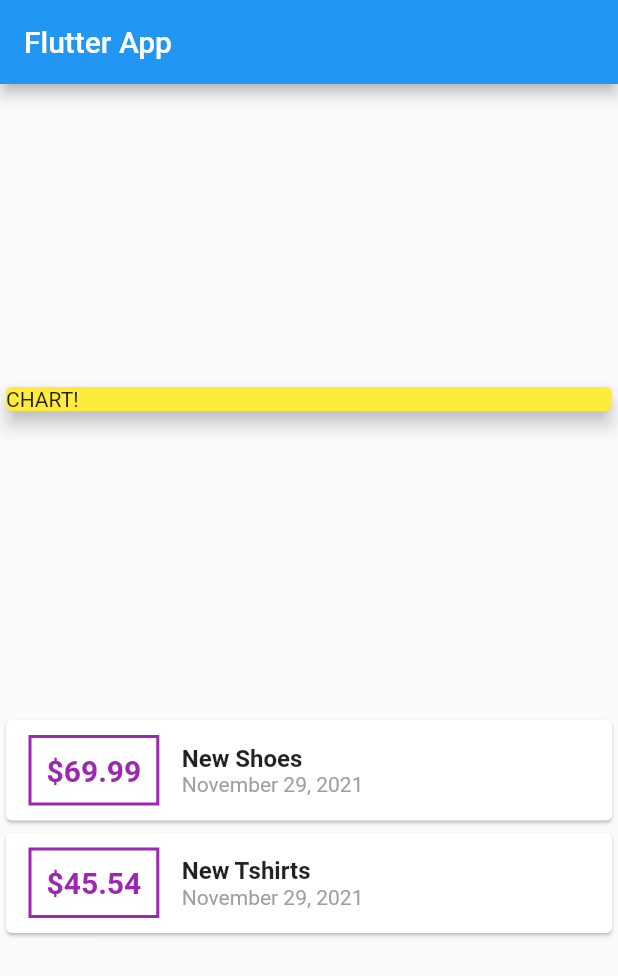
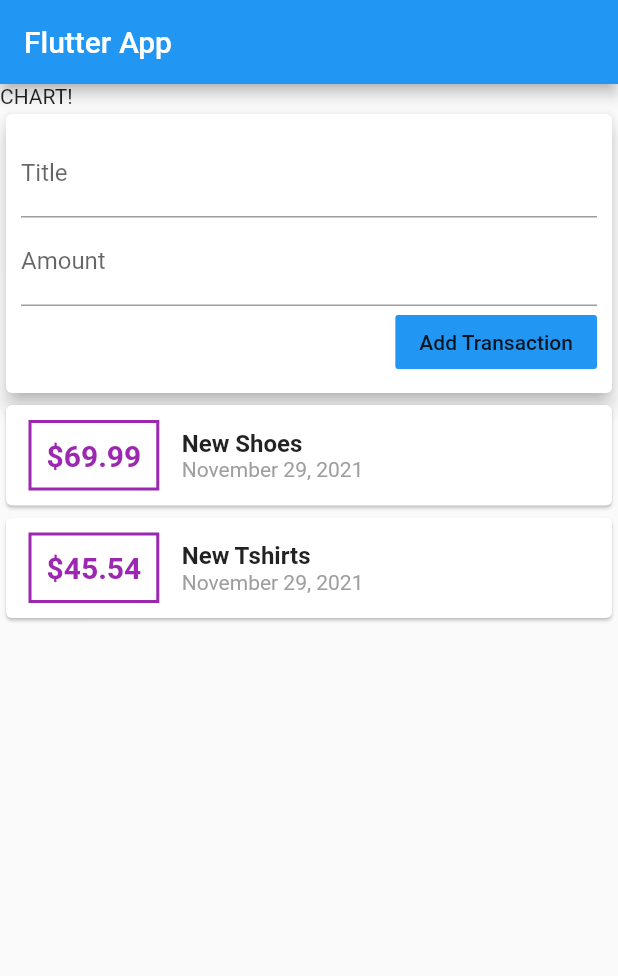
Before and after one commit to Amoghtech/Flutter-made-simple, a Flutter app: the screen it shows after launch, on a phone screen of 412 x 824 dp. Shown: the top 976 px of the screen. Run offline on Flutter 3.47's test engine with Material 2 defaults, Android fonts, the phone set to English and light mode, and no system bars.

Commit message:
Code formatting and state managment

```diff
--- a/daily_expenses_app/lib/main.dart
+++ b/daily_expenses_app/lib/main.dart
@@ -1,6 +1,8 @@
+import 'package:daily_expenses_app/widgets/transaction_list.dart';
+import './widgets/user_transactions.dart';
 import 'package:flutter/material.dart';
-import './transaction.dart';
-import 'package:intl/intl.dart';
+import './widgets/transaction_list.dart';
+import './widgets/new_transaction.dart';
 
 void main() => runApp(MyApp());
 
@@ -15,13 +17,10 @@ class MyApp extends StatelessWidget {
 }
 
 class MyHomePage extends StatelessWidget {
-  final List<Transaction> transactions = [
-    Transaction(
-        id: 't1', title: 'New Shoes', amount: 69.99, date: DateTime.now()),
-    Transaction(
-        id: 't2', title: 'New Tshirts', amount: 45.54, date: DateTime.now())
-  ];
-
+  // String titleinput;
+  // String amountinput;
+  final titlecontroller = TextEditingController();
+  final amountcontroller = TextEditingController();
   @override
   Widget build(BuildContext context) {
     return Scaffold(
@@ -30,52 +29,13 @@ class MyHomePage extends StatelessWidget {
       ),
       body: Column(
         crossAxisAlignment: CrossAxisAlignment.center,
-        mainAxisAlignment: MainAxisAlignment.spaceEvenly,
+        // mainAxisAlignment: MainAxisAlignment.spaceEvenly,
         children: <Widget>[
-          Card(
-            color: Colors.yellow,
-            child: Container(
-              child: Text('CHART!'),
-              width: double.infinity,
-            ),
-            elevation: 5,
+          Container(
+            child: Text('CHART!'),
+            width: double.infinity,
           ),
-          Column(
-            children: transactions.map((transaction) {
-              return Card(
-                child: Row(
-                  children: [
-                    Container(
-                      margin:
-                          EdgeInsets.symmetric(vertical: 10, horizontal: 15),
-                      decoration: BoxDecoration(
-                          border: Border.all(color: Colors.purple, width: 2)),
-                      child: Text(
-                        '\$${transaction.amount}',
-                        style: TextStyle(
-                            fontWeight: FontWeight.bold,
-                            fontSize: 20,
-                            color: Colors.purple),
-                      ),
-                      padding: EdgeInsets.all(10),
-                    ),
-                    Column(
-                      crossAxisAlignment: CrossAxisAlignment.start,
-                      children: [
-                        Text(
-                          transaction.title,
-                          style: TextStyle(
-                              fontSize: 16, fontWeight: FontWeight.bold),
-                        ),
-                        Text(DateFormat.yMMMMd().format(transaction.date),
-                            style: TextStyle(color: Colors.grey))
-                      ],
-                    )
-                  ],
-                ),
-              );
-            }).toList(),
-          )
+          UserTransactions()
         ],
       ),
     );
--- /dev/null
+++ b/daily_expenses_app/lib/widgets/new_transaction.dart
@@ -0,0 +1,44 @@
+import 'package:flutter/material.dart';
+
+class NewTransaction extends StatelessWidget {
+  final titlecontroller = TextEditingController();
+  final amountcontroller = TextEditingController();
+
+  final Function submithandler;
+
+  NewTransaction(this.submithandler);
+  @override
+  Widget build(BuildContext context) {
+    return Card(
+        elevation: 5,
+        child: Container(
+          padding: EdgeInsets.all(10),
+          child: Column(
+            crossAxisAlignment: CrossAxisAlignment.end,
+            children: [
+              TextField(
+                // onChanged: (value) {
+                //   titleinput = value;
+                // },
+                controller: titlecontroller,
+                decoration: InputDecoration(labelText: 'Title'),
+              ),
+              TextField(
+                // onChanged: (value) {
+                //   amountinput = value;
+                // },
+                controller: amountcontroller,
+                decoration: InputDecoration(labelText: 'Amount'),
+              ),
+              FlatButton(
+                  onPressed: () {
+                    submithandler(titlecontroller.text,
+                        double.parse(amountcontroller.text));
+                  },
+                  child: Text('Add Transaction'),
+                  color: Colors.blue)
+            ],
+          ),
+        ));
+  }
+}
--- /dev/null
+++ b/daily_expenses_app/lib/widgets/transaction_list.dart
@@ -0,0 +1,46 @@
+import 'package:flutter/material.dart';
+import '../models/transaction.dart';
+import 'package:intl/intl.dart';
+
+class TransactionList extends StatelessWidget {
+  final List<Transaction> _userTransaction;
+  TransactionList(this._userTransaction);
+
+  @override
+  Widget build(BuildContext context) {
+    return Column(
+      children: _userTransaction.map((transaction) {
+        return Card(
+          child: Row(
+            children: [
+              Container(
+                margin: EdgeInsets.symmetric(vertical: 10, horizontal: 15),
+                decoration: BoxDecoration(
+                    border: Border.all(color: Colors.purple, width: 2)),
+                child: Text(
+                  '\$${transaction.amount}',
+                  style: TextStyle(
+                      fontWeight: FontWeight.bold,
+                      fontSize: 20,
+                      color: Colors.purple),
+                ),
+                padding: EdgeInsets.all(10),
+              ),
+              Column(
+                crossAxisAlignment: CrossAxisAlignment.start,
+                children: [
+                  Text(
+                    transaction.title,
+                    style: TextStyle(fontSize: 16, fontWeight: FontWeight.bold),
+                  ),
+                  Text(DateFormat.yMMMMd().format(transaction.date),
+                      style: TextStyle(color: Colors.grey))
+                ],
+              )
+            ],
+          ),
+        );
+      }).toList(),
+    );
+  }
+}
--- /dev/null
+++ b/daily_expenses_app/lib/widgets/user_transactions.dart
@@ -0,0 +1,36 @@
+import 'package:daily_expenses_app/widgets/new_transaction.dart';
+import 'package:daily_expenses_app/widgets/transaction_list.dart';
+import 'package:flutter/material.dart';
+import '../models/transaction.dart';
+
+class UserTransactions extends StatefulWidget {
+  @override
+  _UserTransactionsState createState() => _UserTransactionsState();
+}
+
+class _UserTransactionsState extends State<UserTransactions> {
+  final List<Transaction> _userTransaction = [
+    Transaction(
+        id: 't1', title: 'New Shoes', amount: 69.99, date: DateTime.now()),
+    Transaction(
+        id: 't2', title: 'New Tshirts', amount: 45.54, date: DateTime.now())
+  ];
+
+  void _addnewtransaction(title, amount) {
+    final newTx = Transaction(
+        title: title,
+        amount: amount,
+        id: DateTime.now().toString(),
+        date: DateTime.now());
+    setState(() {
+      _userTransaction.add(newTx);
+    });
+  }
+
+  @override
+  Widget build(BuildContext context) {
+    return Column(
+      children: [NewTransaction(_addnewtransaction), TransactionList(_userTransaction)],
+    );
+  }
+}
```
Also changed, not shown: daily_expenses_app/lib/models/transaction.dart (renamed from daily_expenses_app/lib/transaction.dart).
